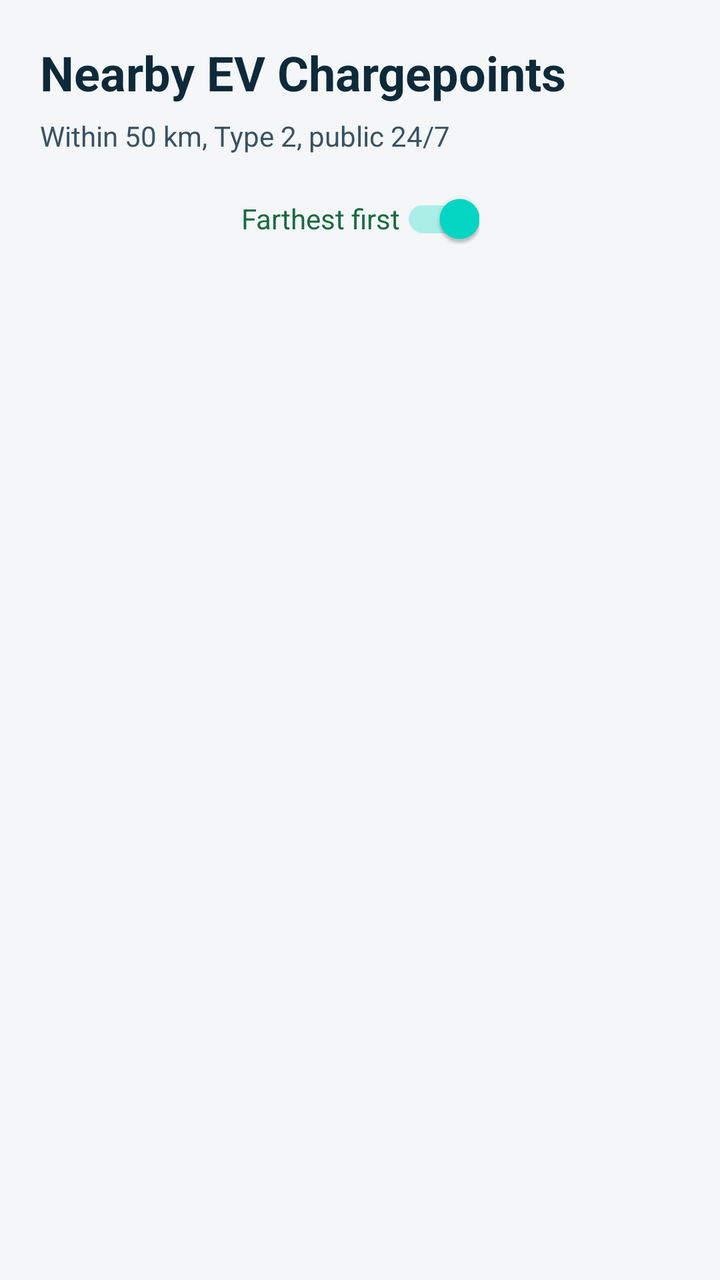
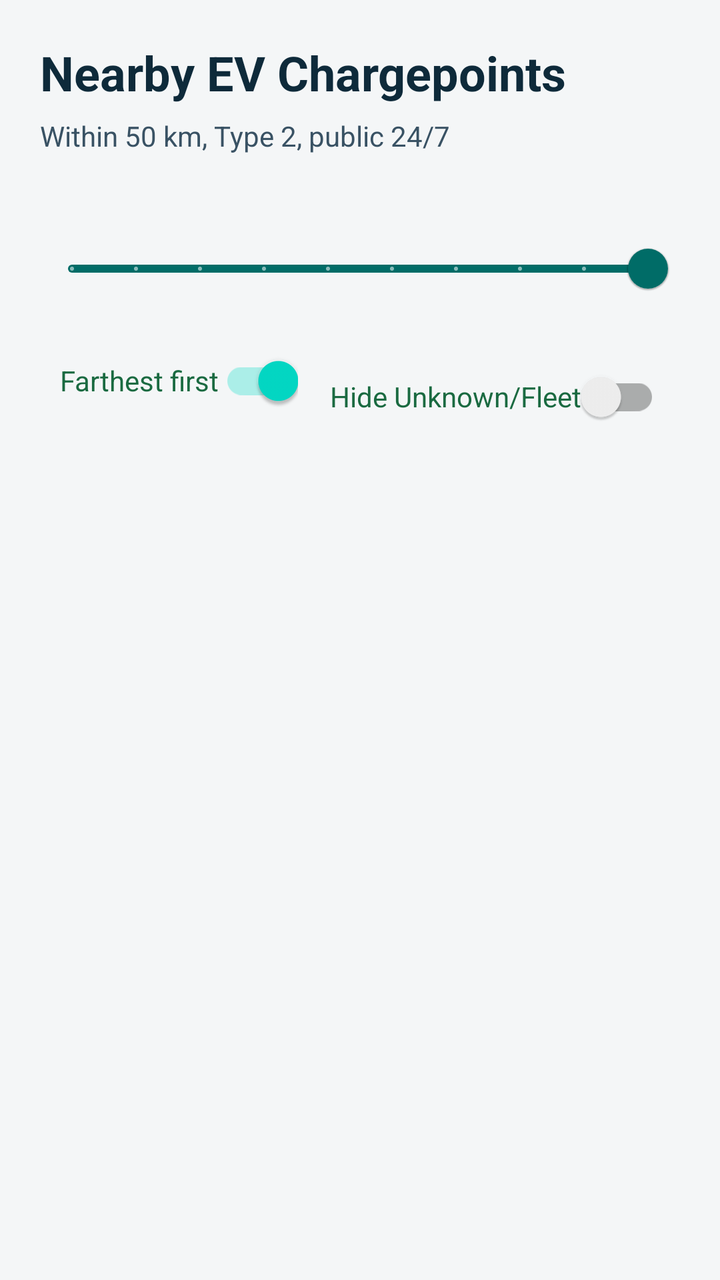

An Android layout rendered at two revisions. The XML below is the earlier revision; the diff shows what the commit changed to produce the second picture.
<!-- AndroidManifest.xml: application theme Theme.SkylarkinEvFinder -->
<!-- res/layout/activity_main.xml -->
<?xml version="1.0" encoding="utf-8"?>
<androidx.constraintlayout.widget.ConstraintLayout xmlns:android="http://schemas.android.com/apk/res/android"
    xmlns:app="http://schemas.android.com/apk/res-auto"
    android:layout_width="match_parent"
    android:layout_height="match_parent"
    android:background="@color/app_bg">

    <TextView
        android:id="@+id/titleText"
        android:layout_width="0dp"
        android:layout_height="wrap_content"
        android:layout_marginStart="20dp"
        android:layout_marginTop="20dp"
        android:layout_marginEnd="20dp"
        android:text="@string/title"
        android:textColor="@color/title_text"
        android:textSize="24sp"
        android:textStyle="bold"
        app:layout_constraintEnd_toEndOf="parent"
        app:layout_constraintStart_toStartOf="parent"
        app:layout_constraintTop_toTopOf="parent" />

    <TextView
        android:id="@+id/subtitleText"
        android:layout_width="0dp"
        android:layout_height="wrap_content"
        android:layout_marginTop="6dp"
        android:text="@string/subtitle"
        android:textColor="@color/subtitle_text"
        android:textSize="14sp"
        app:layout_constraintEnd_toEndOf="@id/titleText"
        app:layout_constraintStart_toStartOf="@id/titleText"
        app:layout_constraintTop_toBottomOf="@id/titleText" />

    <androidx.appcompat.widget.SwitchCompat
        android:id="@+id/sortToggle"
        android:layout_width="wrap_content"
        android:layout_height="wrap_content"
        android:layout_marginTop="8dp"
        android:checked="true"
        android:text="Farthest first"
        android:textColor="@color/meta_text"
        app:layout_constraintEnd_toEndOf="parent"
        app:layout_constraintStart_toStartOf="parent"
        app:layout_constraintTop_toBottomOf="@id/subtitleText" />

    <ProgressBar
        android:id="@+id/progressBar"
        android:layout_width="wrap_content"
        android:layout_height="wrap_content"
        android:layout_marginTop="24dp"
        app:layout_constraintEnd_toEndOf="parent"
        app:layout_constraintStart_toStartOf="parent"
        app:layout_constraintTop_toBottomOf="@id/sortToggle" />

    <TextView
        android:id="@+id/statusText"
        android:layout_width="0dp"
        android:layout_height="wrap_content"
        android:layout_marginStart="20dp"
        android:layout_marginTop="16dp"
        android:layout_marginEnd="20dp"
        android:gravity="center"
        android:textColor="@color/status_text"
        android:textSize="15sp"
        app:layout_constraintEnd_toEndOf="parent"
        app:layout_constraintStart_toStartOf="parent"
        app:layout_constraintTop_toBottomOf="@id/progressBar" />

    <Button
        android:id="@+id/retryButton"
        android:layout_width="wrap_content"
        android:layout_height="wrap_content"
        android:layout_marginTop="12dp"
        android:text="@string/retry"
        android:visibility="gone"
        app:layout_constraintEnd_toEndOf="parent"
        app:layout_constraintStart_toStartOf="parent"
        app:layout_constraintTop_toBottomOf="@id/statusText" />

    <androidx.recyclerview.widget.RecyclerView
        android:id="@+id/chargepointList"
        android:layout_width="0dp"
        android:layout_height="0dp"
        android:layout_marginStart="14dp"
        android:layout_marginTop="12dp"
        android:layout_marginEnd="14dp"
        android:layout_marginBottom="12dp"
        android:clipToPadding="false"
        android:paddingBottom="12dp"
        app:layout_constraintBottom_toBottomOf="parent"
        app:layout_constraintEnd_toEndOf="parent"
        app:layout_constraintStart_toStartOf="parent"
        app:layout_constraintTop_toBottomOf="@id/retryButton" />

</androidx.constraintlayout.widget.ConstraintLayout>
<!-- resources referenced by this layout -->
<resources>
  <color name="app_bg">#F4F6F7</color>
  <color name="meta_text">#1A6A41</color>
  <color name="status_text">#3F5F74</color>
  <color name="subtitle_text">#395264</color>
  <color name="title_text">#0E2A3A</color>
  <string name="retry">Search</string>
  <string name="subtitle">Within 50 km, Type 2, public 24/7</string>
  <string name="title">Nearby EV Chargepoints</string>
  <style name="Theme.SkylarkinEvFinder" parent="Theme.MaterialComponents.DayNight.NoActionBar">
          <item name="colorPrimary">@color/primary</item>
          <item name="colorPrimaryVariant">@color/primary_variant</item>
          <item name="android:statusBarColor" tools:targetApi="l">@color/primary_variant</item>
      </style>
  <color name="primary">#006C67</color>
  <color name="primary_variant">#00504C</color>
</resources>

<!-- the commit's change to res/layout/activity_main.xml (unified diff, before → after) -->
@@ -32,6 +32,34 @@
         app:layout_constraintStart_toStartOf="@id/titleText"
         app:layout_constraintTop_toBottomOf="@id/titleText" />
 
+    <TextView
+        android:id="@+id/scoreValueText"
+        android:layout_width="0dp"
+        android:layout_height="wrap_content"
+        android:layout_marginStart="20dp"
+        android:layout_marginTop="10dp"
+        android:layout_marginEnd="20dp"
+        android:textColor="@color/meta_text"
+        android:textSize="14sp"
+        app:layout_constraintEnd_toEndOf="parent"
+        app:layout_constraintStart_toStartOf="parent"
+        app:layout_constraintTop_toBottomOf="@id/subtitleText" />
+
+    <com.google.android.material.slider.Slider
+        android:id="@+id/scoreSlider"
+        android:layout_width="0dp"
+        android:layout_height="wrap_content"
+        android:layout_marginStart="20dp"
+        android:layout_marginTop="4dp"
+        android:layout_marginEnd="20dp"
+        android:stepSize="1"
+        android:value="10"
+        android:valueFrom="1"
+        android:valueTo="10"
+        app:layout_constraintEnd_toEndOf="parent"
+        app:layout_constraintStart_toStartOf="parent"
+        app:layout_constraintTop_toBottomOf="@id/scoreValueText" />
+
     <androidx.appcompat.widget.SwitchCompat
         android:id="@+id/sortToggle"
         android:layout_width="wrap_content"
@@ -40,9 +68,23 @@
         android:checked="true"
         android:text="Farthest first"
         android:textColor="@color/meta_text"
+        app:layout_constraintEnd_toStartOf="@id/hideUnknownFleetToggle"
+        app:layout_constraintHorizontal_chainStyle="packed"
+        app:layout_constraintStart_toStartOf="parent"
+        app:layout_constraintTop_toBottomOf="@id/scoreSlider" />
+
+    <androidx.appcompat.widget.SwitchCompat
+        android:id="@+id/hideUnknownFleetToggle"
+        android:layout_width="wrap_content"
+        android:layout_height="wrap_content"
+        android:layout_marginStart="16dp"
+        android:layout_marginTop="8dp"
+        android:checked="false"
+        android:text="@string/hide_unknown_fleet"
+        android:textColor="@color/meta_text"
         app:layout_constraintEnd_toEndOf="parent"
-        app:layout_constraintStart_toStartOf="parent"
-        app:layout_constraintTop_toBottomOf="@id/subtitleText" />
+        app:layout_constraintStart_toEndOf="@id/sortToggle"
+        app:layout_constraintTop_toTopOf="@id/sortToggle" />
 
     <ProgressBar
         android:id="@+id/progressBar"
<!-- resource entries referenced after the edit -->
@@ -5,6 +5,7 @@
   <color name="status_text">#3F5F74</color>
   <color name="subtitle_text">#395264</color>
   <color name="title_text">#0E2A3A</color>
+  <string name="hide_unknown_fleet">Hide Unknown/Fleet</string>
   <string name="retry">Search</string>
   <string name="subtitle">Within 50 km, Type 2, public 24/7</string>
   <string name="title">Nearby EV Chargepoints</string>
